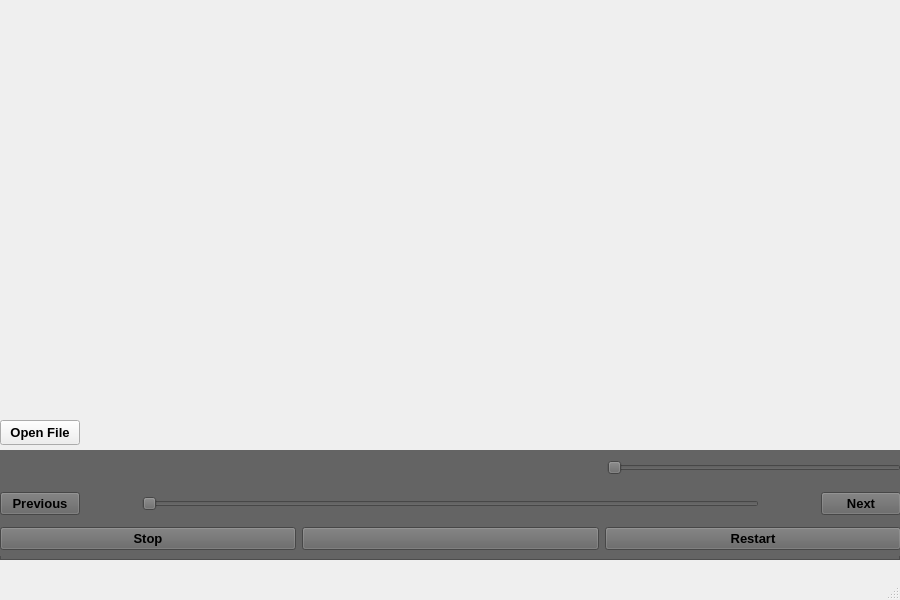
Above: mainwindow.ui from Pottarr/QtGroove before the change. Below: the same form after it.
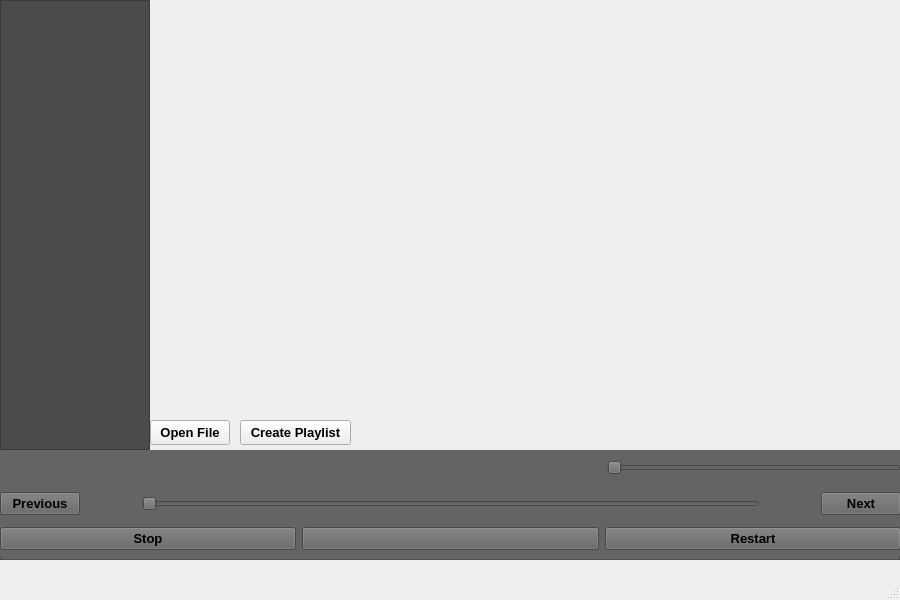
That is the form after the change.

Commit message: Added Playlist Creation (but not yet created a table)

What changed in the file:
```diff
--- a/mainwindow.ui
+++ b/mainwindow.ui
@@ -17,7 +17,7 @@
    <widget class="QPushButton" name="openFile">
     <property name="geometry">
      <rect>
-      <x>0</x>
+      <x>150</x>
       <y>420</y>
       <width>80</width>
       <height>25</height>
@@ -264,6 +264,51 @@
      </layout>
     </widget>
    </widget>
+   <widget class="QPushButton" name="createPlaylist">
+    <property name="geometry">
+     <rect>
+      <x>240</x>
+      <y>420</y>
+      <width>111</width>
+      <height>25</height>
+     </rect>
+    </property>
+    <property name="font">
+     <font>
+      <pointsize>10</pointsize>
+      <bold>true</bold>
+     </font>
+    </property>
+    <property name="text">
+     <string>Create Playlist</string>
+    </property>
+   </widget>
+   <widget class="QScrollArea" name="playlistSlot">
+    <property name="geometry">
+     <rect>
+      <x>0</x>
+      <y>0</y>
+      <width>150</width>
+      <height>450</height>
+     </rect>
+    </property>
+    <property name="styleSheet">
+     <string notr="true">background-color: rgb(75, 75, 75);</string>
+    </property>
+    <property name="widgetResizable">
+     <bool>true</bool>
+    </property>
+    <widget class="QWidget" name="scrollAreaWidgetContents">
+     <property name="geometry">
+      <rect>
+       <x>0</x>
+       <y>0</y>
+       <width>148</width>
+       <height>448</height>
+      </rect>
+     </property>
+    </widget>
+   </widget>
    <zorder>controlPanelFrame</zorder>
    <zorder>openFile</zorder>
   </widget>
```
Left out of the diff: 10 changed lines with no effect on the pictures. The commit also changes 7 other files.
